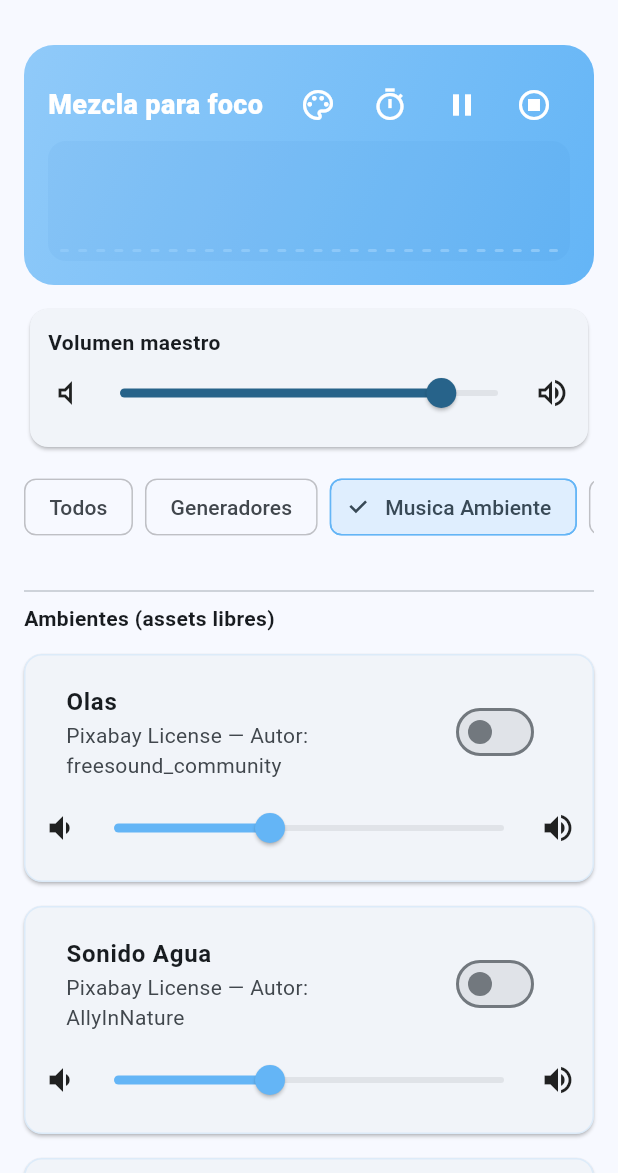
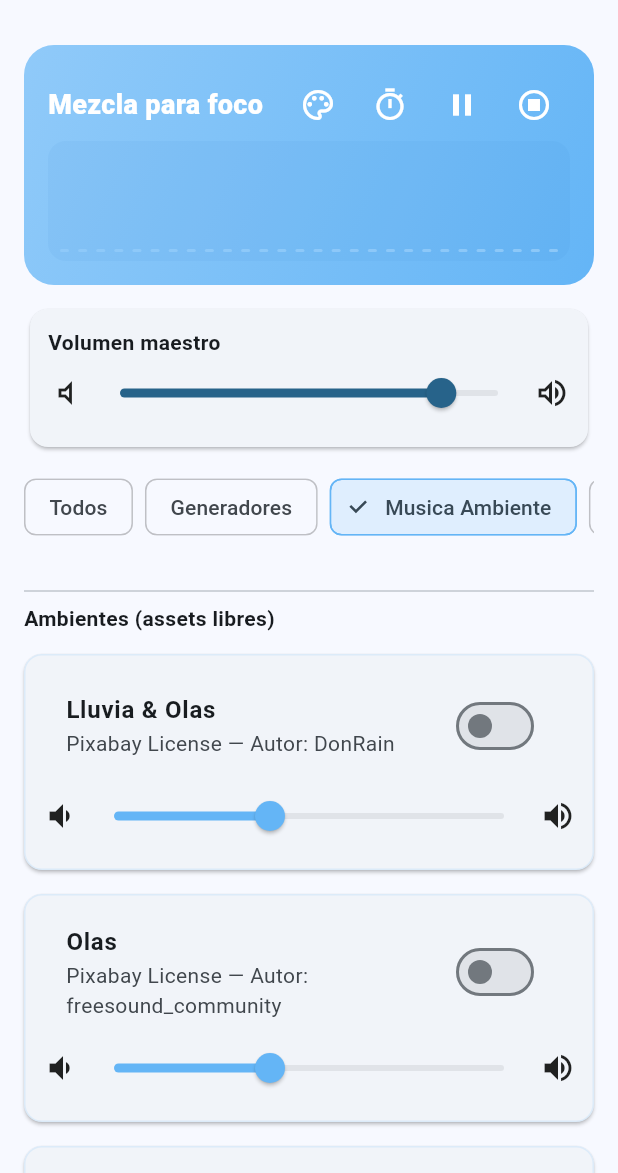
Before and after one commit to marcobritorobles1986-lang/focusnoise, a Flutter app: the screen it shows after launch, after a tap on "Musica Ambiente", on a phone screen of 412 x 824 dp, the part 63-1236 px from its top. Run offline on Flutter 3.47's test engine with Material 3 defaults, Android fonts, the phone set to English and light mode, and no system bars; our stand-ins replace audio_service, audioplayers, shared_preferences.

Commit message:
Versión 3.2.2

```diff
--- a/lib/mixer/mixer_page.dart
+++ b/lib/mixer/mixer_page.dart
@@ -111,6 +111,17 @@ class _MixerPageState extends State<MixerPage> {
 
   // ======= Ambientes por assets (con categorías) =======
   final List<_AssetTrack> _assetDefs = [
+    _AssetTrack(
+      'Lluvia & Olas',
+      'audio/ogg/lluvia-amp-olas-110579.ogg',
+      'Musica Ambiente',
+      credit: Credit(
+        'Lluvia & Olas',
+        'Autor: DonRain ',
+        'Pixabay License',
+        'https://pixabay.com/es/users/donrain-26735743',
+      ),
+    ),
     _AssetTrack(
       'Olas',
       'audio/ogg/olas-59925.ogg',
```
Also changed, not shown: 1 other file.
